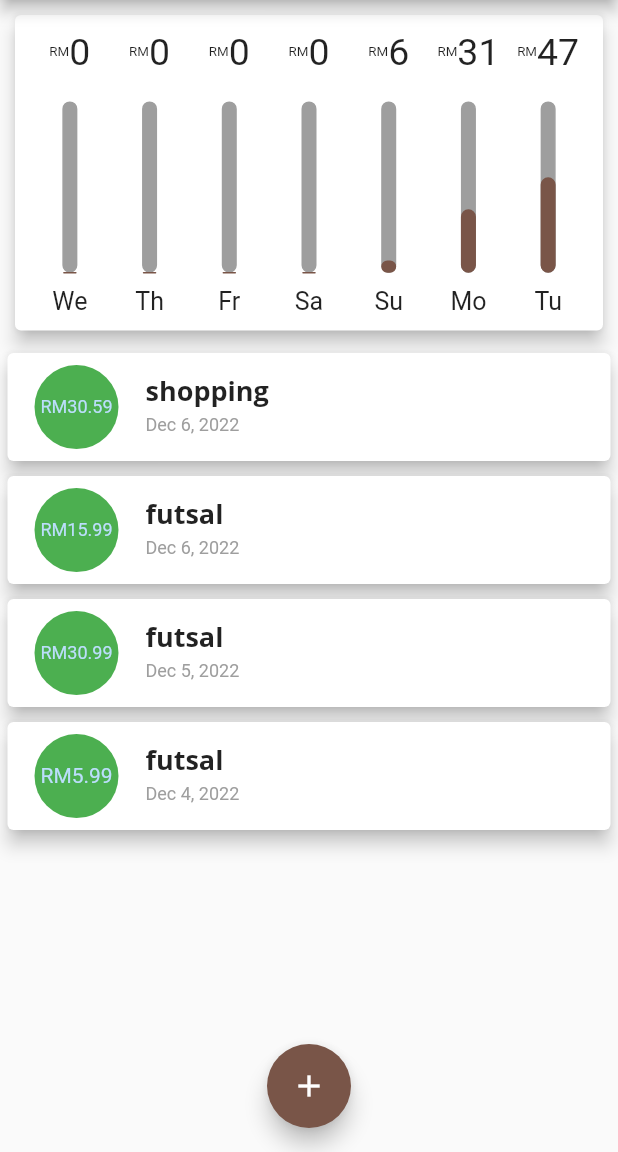
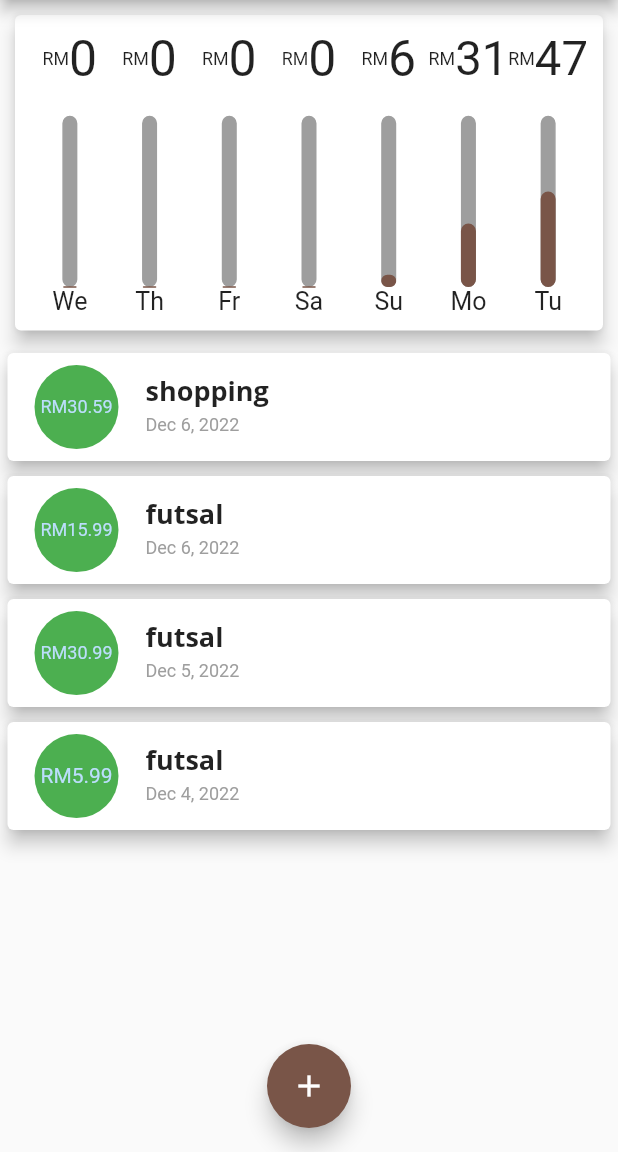
Before and after one commit to dondonjedd/personal_expenses, a Flutter app: the screen it shows after launch, on a phone screen of 412 x 824 dp, the part 84-1236 px from its top. Run offline on Flutter 3.47's test engine with Material 2 defaults, Android fonts, the phone set to English and light mode, and no system bars; drawn by our look-alikes of flutter_slidable.

Commit message:
add height constraints to chartBar widgets

```diff
--- a/lib/widgets/chartBar.dart
+++ b/lib/widgets/chartBar.dart
@@ -10,14 +10,14 @@ class ChartBar extends StatelessWidget {
       return Column(
         children: [
           SizedBox(
-            height: constraints.maxHeight * 0.15,
+            height: constraints.maxHeight * 0.2,
             child: Row(
               mainAxisAlignment: MainAxisAlignment.center,
               crossAxisAlignment: CrossAxisAlignment.stretch,
               children: [
                 const Flexible(flex: 1, child: FittedBox(child: Text("RM"))),
                 Flexible(
-                  flex: 3,
+                  flex: 2,
                   child: FittedBox(
                       child: Text((tx["amount"] as double).toStringAsFixed(0))),
                 ),
@@ -57,9 +57,6 @@ class ChartBar extends StatelessWidget {
             ),
           ),
           SizedBox(
-            height: constraints.maxHeight * 0.05,
-          ),
-          SizedBox(
               height: constraints.maxHeight * 0.1,
               child: FittedBox(child: Text(tx["day"] as String))),
         ],
```
